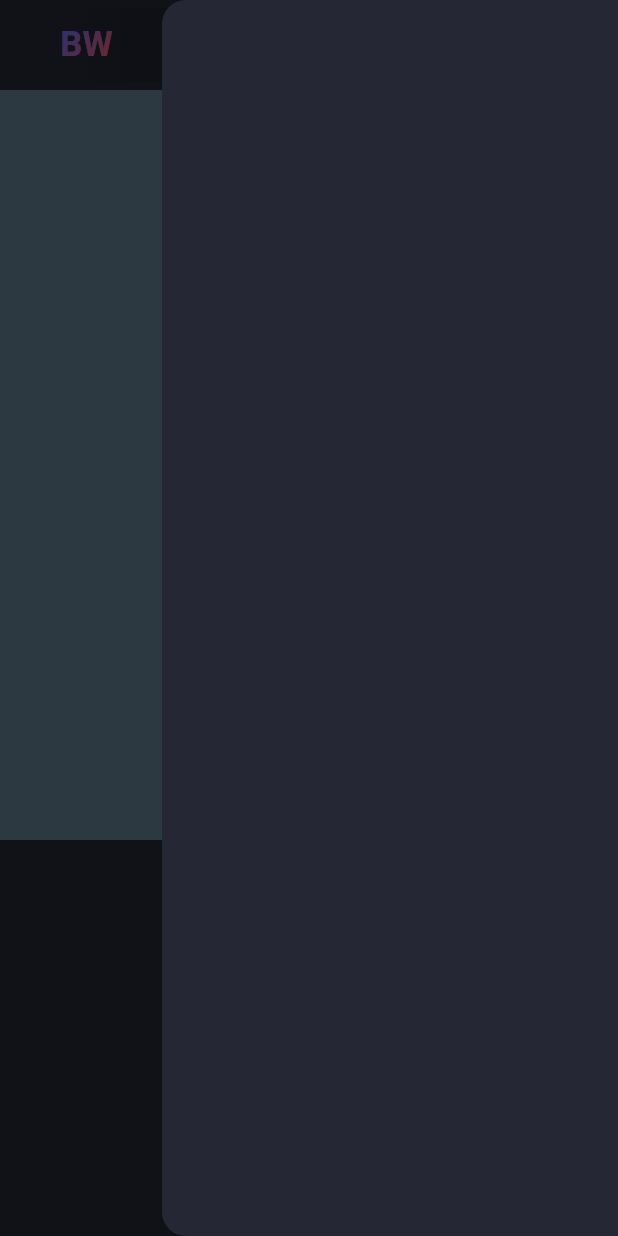
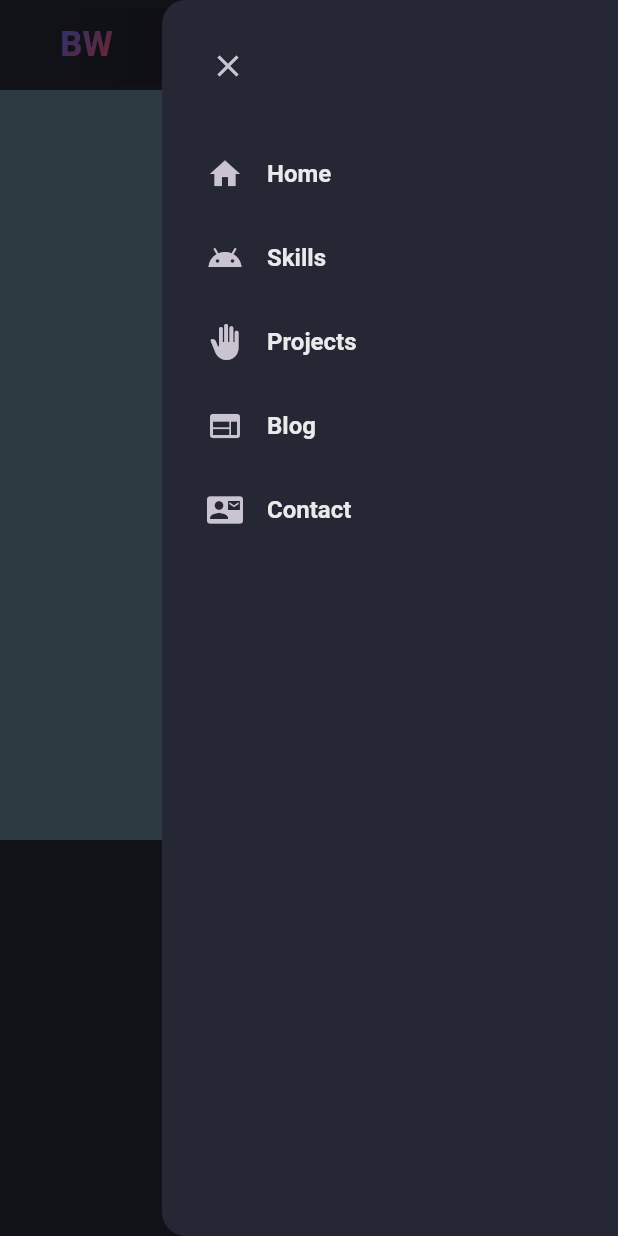
Before and after one commit to bentleyw117/practice_portfolio_website, a Flutter app: the screen it shows after launch, with the side drawer open, on a phone screen of 412 x 824 dp. Run offline on Flutter 3.47's test engine with Material 3 defaults, Android fonts, the phone set to English and light mode, and no system bars.

Commit message:
Finished mobile drawer. Added option for underlining the logo.

```diff
--- a/lib/pages/home_page.dart
+++ b/lib/pages/home_page.dart
@@ -2,6 +2,7 @@ import 'package:flutter/material.dart';
 import 'package:my_portfolio_website/constants/colors.dart';
 import 'package:my_portfolio_website/constants/nav_items.dart';
 import 'package:my_portfolio_website/styles/style.dart';
+import 'package:my_portfolio_website/widgets/drawer_mobile.dart';
 import 'package:my_portfolio_website/widgets/header_desktop.dart';
 import 'package:my_portfolio_website/widgets/header_mobile.dart';
 import 'package:my_portfolio_website/widgets/site_logo.dart';
@@ -21,14 +22,7 @@ class _HomePageState extends State<HomePage> {
     return Scaffold(
       key: scaffoldKey,
       backgroundColor: CustomColor.scaffoldBg,
-      endDrawer: Drawer(
-        backgroundColor: CustomColor.scaffoldBg,
-        child: ListView(
-          children: [
-
-          ],
-        ),
-      ),
+      endDrawer: const DrawerMobile(),
       body: ListView(
         scrollDirection: Axis.vertical,
         children: [
--- /dev/null
+++ b/lib/widgets/drawer_mobile.dart
@@ -0,0 +1,46 @@
+import 'package:flutter/material.dart';
+import 'package:my_portfolio_website/constants/colors.dart';
+import 'package:my_portfolio_website/constants/nav_items.dart';
+
+class DrawerMobile extends StatelessWidget {
+  const DrawerMobile({super.key});
+
+  @override
+  Widget build(BuildContext context) {
+    return Drawer(
+        backgroundColor: CustomColor.scaffoldBg,
+        child: ListView(
+          children: [
+            Align(
+              alignment: Alignment.centerLeft,
+              child: Padding(
+                padding: const EdgeInsets.only(
+                  left: 20,
+                  top: 20,
+                  bottom: 20,
+                ),
+                child: IconButton(
+                  onPressed: () {
+                    Navigator.of(context).pop();
+                  },
+                  icon: Icon(Icons.close),
+                ),
+              ),
+            ),
+            for (int i = 0; i < navIcons.length; i++)
+            ListTile(
+              contentPadding: EdgeInsets.symmetric(horizontal: 30),
+              titleTextStyle: TextStyle(
+                color: CustomColor.whitePrimary,
+                fontWeight: FontWeight.w600,
+                fontSize: 16,
+              ),
+              onTap: () {},
+              leading: Icon(navIcons[i]),
+              title: Text(navTitles[i]),
+            )
+          ],
+        ),
+      );
+  }
+}
--- a/lib/widgets/site_logo.dart
+++ b/lib/widgets/site_logo.dart
@@ -21,6 +21,7 @@ class SiteLogo extends StatelessWidget {
               fontSize: 23,
               fontWeight: FontWeight.bold,
               color: Colors.white,
+              //decoration: TextDecoration.underline
           ),
         ),
       ),
```
